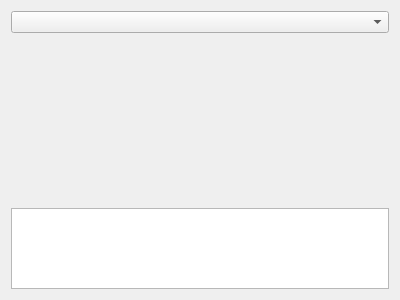
The window that src/Editor/EditorWidgets/EditorCodeWidget.ui (RemotelyChaotic/JOIPEngine) describes before a commit, drawn with Qt 5.
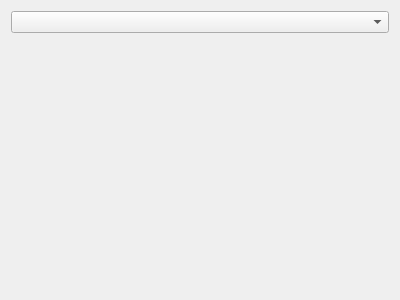
The same window after the commit. The open tabs and pages were chosen to show the change. Custom widgets are drawn as their Qt base class.

Commit message:
Refactor: New CodeDisplayWidget that abstracts editor from parent widget
This allows to use different editors for different script types in future.

```diff
--- a/src/Editor/EditorWidgets/EditorCodeWidget.ui
+++ b/src/Editor/EditorWidgets/EditorCodeWidget.ui
@@ -62,16 +62,6 @@
        <property name="spacing">
         <number>6</number>
        </property>
-       <item row="2" column="0">
-        <widget class="CScriptEditorWidget" name="pCodeEdit">
-         <property name="sizePolicy">
-          <sizepolicy hsizetype="Expanding" vsizetype="Expanding">
-           <horstretch>0</horstretch>
-           <verstretch>1</verstretch>
-          </sizepolicy>
-         </property>
-        </widget>
-       </item>
        <item row="1" column="0">
         <widget class="QWidget" name="pSceneView" native="true">
          <property name="sizePolicy">
@@ -102,6 +92,16 @@
        <item row="0" column="0">
         <widget class="QComboBox" name="pResourceComboBox"/>
        </item>
+       <item row="2" column="0">
+        <widget class="CCodeDisplayWidget" name="pCodeEditorView" native="true">
+         <property name="sizePolicy">
+          <sizepolicy hsizetype="Preferred" vsizetype="Preferred">
+           <horstretch>0</horstretch>
+           <verstretch>3</verstretch>
+          </sizepolicy>
+         </property>
+        </widget>
+       </item>
       </layout>
      </widget>
     </widget>
@@ -110,9 +110,10 @@
  </widget>
  <customwidgets>
   <customwidget>
-   <class>CScriptEditorWidget</class>
-   <extends>QTextEdit</extends>
-   <header>Editor/Script/ScriptEditorWidget.h</header>
+   <class>CCodeDisplayWidget</class>
+   <extends>QWidget</extends>
+   <header>Editor/Script/CodeDisplayWidget.h</header>
+   <container>1</container>
   </customwidget>
  </customwidgets>
  <resources/>
```
The commit also changes 26 other files.
